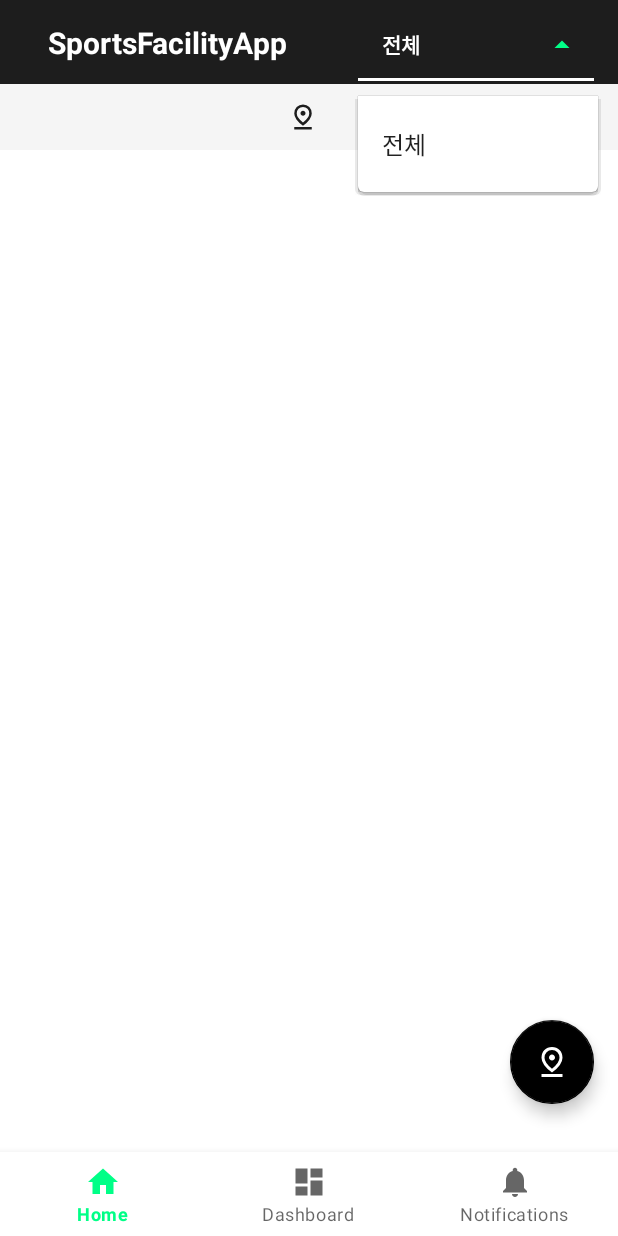
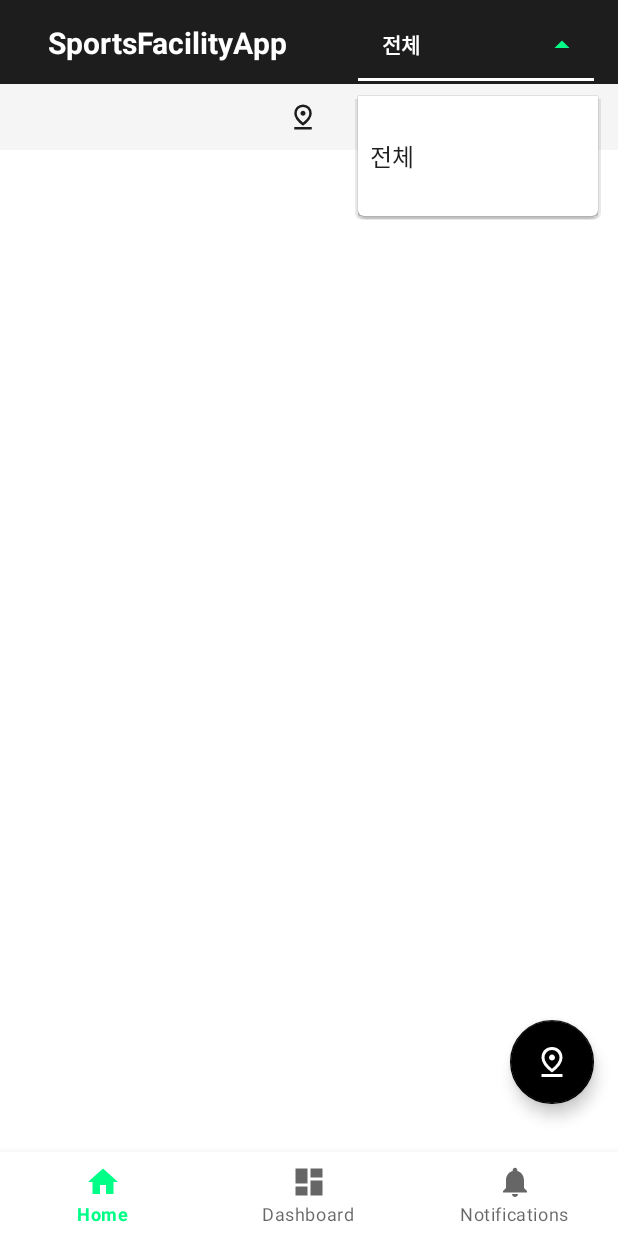
Before and after one commit to prodksdb/SeoulSportsFacilityApp, an Android app: the screen it shows after launch once a user with an empty profile is signed in (MainActivity), after a tap on an icon or button, on a phone screen of 412 x 824 dp. Run offline under Robolectric (Android 15) with nearby library versions, the phone set to English and light mode, and no system bars; our stand-ins replace Firebase (no records; nobody signed in at launch, a user with empty details on screens opened directly), navigation-ui; pictures from the network do not load.

Commit message:
:bug:fix: spinner 다른 화면으로 이동했다가 돌아올 때 spinner 항목 전체 안 뜨는 버그 수정

```diff
--- a/SeoulData/app/src/main/AndroidManifest.xml
+++ b/SeoulData/app/src/main/AndroidManifest.xml
@@ -3,10 +3,7 @@
     xmlns:tools="http://schemas.android.com/tools">
     <!-- 🔹 외부 API 사용을 위한 필수 권한 -->
     <uses-permission android:name="android.permission.INTERNET" />
-
-    <!-- COARSE : 네트워크만을 사용하여 사용자의 대략적인 위치 가져오기 -->
     <uses-permission android:name="android.permission.ACCESS_COARSE_LOCATION"/>
-    <!-- FINE : GPS와 네트워크를 사용하여 좀 더 정확한 위치를 받아온다 -->
     <uses-permission android:name="android.permission.ACCESS_FINE_LOCATION"/>
 
     <application
--- a/SeoulData/app/src/main/java/com/example/seouldata/dto/FacilitySummaryItem.kt
+++ b/SeoulData/app/src/main/java/com/example/seouldata/dto/FacilitySummaryItem.kt
@@ -1,6 +1,5 @@
 package com.example.seouldata.dto
 
-import android.os.Parcel
 import android.os.Parcelable
 import com.google.gson.annotations.SerializedName
 import kotlinx.parcelize.Parcelize
--- a/SeoulData/app/src/main/java/com/example/seouldata/ui/adapter/FacilityAdapter.kt
+++ b/SeoulData/app/src/main/java/com/example/seouldata/ui/adapter/FacilityAdapter.kt
@@ -1,6 +1,5 @@
 package com.example.seouldata.ui.adapter
 
-import android.util.Log
 import android.view.LayoutInflater
 import android.view.View
 import android.view.ViewGroup
--- a/SeoulData/app/src/main/java/com/example/seouldata/ui/home/HomeFragment.kt
+++ b/SeoulData/app/src/main/java/com/example/seouldata/ui/home/HomeFragment.kt
@@ -2,20 +2,16 @@ package com.example.seouldata.ui.home
 
 import com.example.seouldata.ui.decorations.VerticalSpaceItemDecoration
 import android.Manifest
-import android.annotation.SuppressLint
 import android.content.pm.PackageManager
 import android.location.Geocoder
 import com.google.android.gms.location.LocationRequest
 import android.os.Bundle
 import android.os.Looper
-import android.util.Log
 import android.view.LayoutInflater
 import android.view.View
 import android.view.ViewGroup
-import android.widget.AdapterView
 import android.widget.ArrayAdapter
 import android.widget.AutoCompleteTextView
-import android.widget.Spinner
 import android.widget.TextView
 import android.widget.Toast
 import androidx.appcompat.app.AppCompatActivity
@@ -97,27 +93,29 @@ class HomeFragment : Fragment() {
     override fun onViewCreated(view: View, savedInstanceState: Bundle?) {
         super.onViewCreated(view, savedInstanceState)
 
-        val dropdown: AutoCompleteTextView = binding.categoryDropdown
-        val adapter = ArrayAdapter.createFromResource(
-            requireContext(),       // 현재 Fragment의 context
-            R.array.category,       // string.xml의 <string-array name="category"> 배열
-            android.R.layout.simple_list_item_1  // 각 항목을 표시할 기본 레이아웃
-        )
-        dropdown.setAdapter(adapter)
+        setupCategoryDropdown()
+//        val dropdown: AutoCompleteTextView = binding.categoryDropdown
+//        val adapter = ArrayAdapter.createFromResource(
+//            requireContext(),       // 현재 Fragment의 context
+//            R.array.category,       // string.xml의 <string-array name="category"> 배열
+//            android.R.layout.simple_list_item_1  // 각 항목을 표시할 기본 레이아웃
+//        )
+//        dropdown.setAdapter(adapter)
+//
+//        // 초기값 설정
+//        dropdown.setText("전체", false)
+//
+//        // 선택 이벤트 리스너 추가
+//        dropdown.setOnItemClickListener { parent, view, position, id ->
+//            val selected = parent.getItemAtPosition(position).toString()
+//            Toast.makeText(requireContext(), "$selected 선택!!", Toast.LENGTH_SHORT).show()
+//
+//            binding.progressBar.visibility = View.VISIBLE
+//            binding.textEmpty.visibility = View.GONE
+//        }
 
-        // 초기값 설정
-        dropdown.setText("전체", false)
 
-        // 선택 이벤트 리스너 추가
-        dropdown.setOnItemClickListener { parent, view, position, id ->
-            val selected = parent.getItemAtPosition(position).toString()
-            Toast.makeText(requireContext(), "$selected 선택!!", Toast.LENGTH_SHORT).show()
-
-            binding.progressBar.visibility = View.VISIBLE
-            binding.textEmpty.visibility = View.GONE
-        }
-
-        // 현위치 갱신하는 버튼
+    // 현위치 갱신하는 버튼
         binding.iconLocation.setOnClickListener {
             // 위치 권한 있으면 현재 위치 가져오기
             if (RequestPermissionUtil.hasLocationPermission(requireActivity())) {
@@ -128,6 +126,49 @@ class HomeFragment : Fragment() {
             }
         }
     }
+
+    private fun setupCategoryDropdown() {
+        val categoryList = resources.getStringArray(R.array.category).toList()
+        val adapter = ArrayAdapter(requireContext(), android.R.layout.simple_dropdown_item_1line, categoryList)
+        val dropdown = binding.categoryDropdown
+
+        val prevSelection = dropdown.text.toString()
+        dropdown.setAdapter(adapter)
+
+        if (categoryList.contains(prevSelection)) {
+            dropdown.setText(prevSelection, false)
+        } else {
+            dropdown.setText("전체", false)
+        }
+
+        dropdown.setOnItemClickListener { parent, _, position, _ ->
+            val selected = parent.getItemAtPosition(position).toString()
+            Toast.makeText(requireContext(), "$selected 선택!", Toast.LENGTH_SHORT).show()
+            filterFacilities()
+        }
+    }
+
+    private fun filterFacilities() {
+        val selected = binding.categoryDropdown.text.toString()
+        val filteredList = if (selected == "전체") {
+            facilityList
+        } else {
+            facilityList.filter { it.minClassNm.trim() == selected }
+        }
+
+        facilityAdapter.updateItems(filteredList)
+
+        if (filteredList.isEmpty()) {
+            binding.recyclerFacilities.visibility = View.GONE
+            binding.textEmpty.visibility = View.VISIBLE
+        } else {
+            binding.recyclerFacilities.visibility = View.VISIBLE
+            binding.textEmpty.visibility = View.GONE
+        }
+
+        binding.progressBar.visibility = View.GONE
+    }
+
 
     override fun onStart() {
         super.onStart()
@@ -305,27 +346,8 @@ class HomeFragment : Fragment() {
 
             facilityAdapter.notifyDataSetChanged()
 
-            // 여기부터 Spinner의 현재 선택값으로 추가 필터링!
-            val selected = binding.categoryDropdown.text.toString()
-            val filteredList = if (selected == "전체") {
-                facilityList
-            } else {
-                facilityList.filter { it.minClassNm == selected }
-            }
-
-            // 어댑터에 필터링 결과 적용
-            facilityAdapter.updateItems(filteredList)
-
-            // 리스트가 있으면 RecyclerView를 보이게 설정
-            if (filteredList.isEmpty()) {
-                binding.recyclerFacilities.visibility = View.GONE
-                binding.textEmpty.visibility = View.VISIBLE
-            } else {
-                binding.recyclerFacilities.visibility = View.VISIBLE
-                binding.textEmpty.visibility = View.GONE
-            }
-
-            binding.progressBar.visibility = View.GONE
+            setupCategoryDropdown()
+            filterFacilities()
         }
 
     }
```
